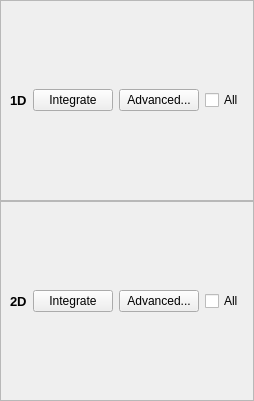
This is xdart/experiments/ttheta_scan/gui/integratorUI.ui in rwalroth/xdart as Qt 5 draws it before an edit. The edited form follows.
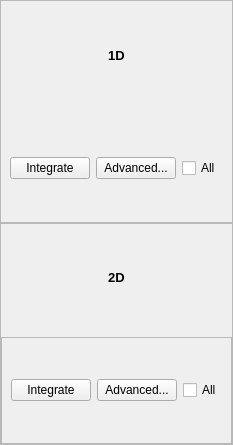
This is the edited form.

Commit message:
Advanced parameter buttons wired
Advanced parameters create pop up with
params to change. Still need to ensure
rangeWidgets update at close.

```diff
--- a/xdart/experiments/ttheta_scan/gui/integratorUI.ui
+++ b/xdart/experiments/ttheta_scan/gui/integratorUI.ui
@@ -6,8 +6,8 @@
    <rect>
     <x>0</x>
     <y>0</y>
-    <width>239</width>
-    <height>401</height>
+    <width>218</width>
+    <height>445</height>
    </rect>
   </property>
   <property name="windowTitle">
@@ -37,15 +37,21 @@
      <property name="frameShadow">
       <enum>QFrame::Raised</enum>
      </property>
-     <layout class="QHBoxLayout" name="horizontalLayout_2">
+     <layout class="QVBoxLayout" name="layout1D">
+      <property name="leftMargin">
+       <number>0</number>
+      </property>
+      <property name="topMargin">
+       <number>0</number>
+      </property>
+      <property name="rightMargin">
+       <number>0</number>
+      </property>
+      <property name="bottomMargin">
+       <number>0</number>
+      </property>
       <item>
-       <widget class="QLabel" name="label_2">
-        <property name="maximumSize">
-         <size>
-          <width>30</width>
-          <height>16777215</height>
-         </size>
-        </property>
+       <widget class="QLabel" name="label">
         <property name="font">
          <font>
           <pointsize>10</pointsize>
@@ -56,8 +62,35 @@
         <property name="text">
          <string>1D</string>
         </property>
+        <property name="alignment">
+         <set>Qt::AlignCenter</set>
+        </property>
        </widget>
       </item>
+      <item>
+       <widget class="QFrame" name="frame_3">
+        <property name="frameShape">
+         <enum>QFrame::NoFrame</enum>
+        </property>
+        <property name="frameShadow">
+         <enum>QFrame::Raised</enum>
+        </property>
+        <property name="lineWidth">
+         <number>0</number>
+        </property>
+        <layout class="QHBoxLayout" name="horizontalLayout">
+         <property name="leftMargin">
+          <number>9</number>
+         </property>
+         <property name="topMargin">
+          <number>9</number>
+         </property>
+         <property name="rightMargin">
+          <number>9</number>
+         </property>
+         <property name="bottomMargin">
+          <number>9</number>
+         </property>
       <item>
        <widget class="QPushButton" name="integrate1D">
         <property name="text">
@@ -82,6 +115,9 @@
      </layout>
     </widget>
    </item>
+     </layout>
+    </widget>
+   </item>
    <item>
     <widget class="QFrame" name="buttonFrame2D">
      <property name="frameShape">
@@ -90,15 +126,21 @@
      <property name="frameShadow">
       <enum>QFrame::Raised</enum>
      </property>
-     <layout class="QHBoxLayout" name="horizontalLayout">
+     <layout class="QVBoxLayout" name="layout2D">
+      <property name="leftMargin">
+       <number>0</number>
+      </property>
+      <property name="topMargin">
+       <number>0</number>
+      </property>
+      <property name="rightMargin">
+       <number>0</number>
+      </property>
+      <property name="bottomMargin">
+       <number>0</number>
+      </property>
       <item>
-       <widget class="QLabel" name="label">
-        <property name="maximumSize">
-         <size>
-          <width>30</width>
-          <height>16777215</height>
-         </size>
-        </property>
+       <widget class="QLabel" name="label_2">
         <property name="font">
          <font>
           <pointsize>10</pointsize>
@@ -109,8 +151,20 @@
         <property name="text">
          <string>2D</string>
         </property>
+        <property name="alignment">
+         <set>Qt::AlignCenter</set>
+        </property>
        </widget>
       </item>
+      <item>
+       <widget class="QFrame" name="frame_4">
+        <property name="frameShape">
+         <enum>QFrame::StyledPanel</enum>
+        </property>
+        <property name="frameShadow">
+         <enum>QFrame::Raised</enum>
+        </property>
+        <layout class="QHBoxLayout" name="horizontalLayout_2">
       <item>
        <widget class="QPushButton" name="integrate2D">
         <property name="text">
@@ -130,6 +184,9 @@
         <property name="text">
          <string>All</string>
         </property>
+          </widget>
+         </item>
+        </layout>
        </widget>
       </item>
      </layout>
```
Left out of the diff: 4 changed lines with no effect on the pictures. Lines whose indentation alone changed are shown as unchanged. The commit also changes 3 other files.
